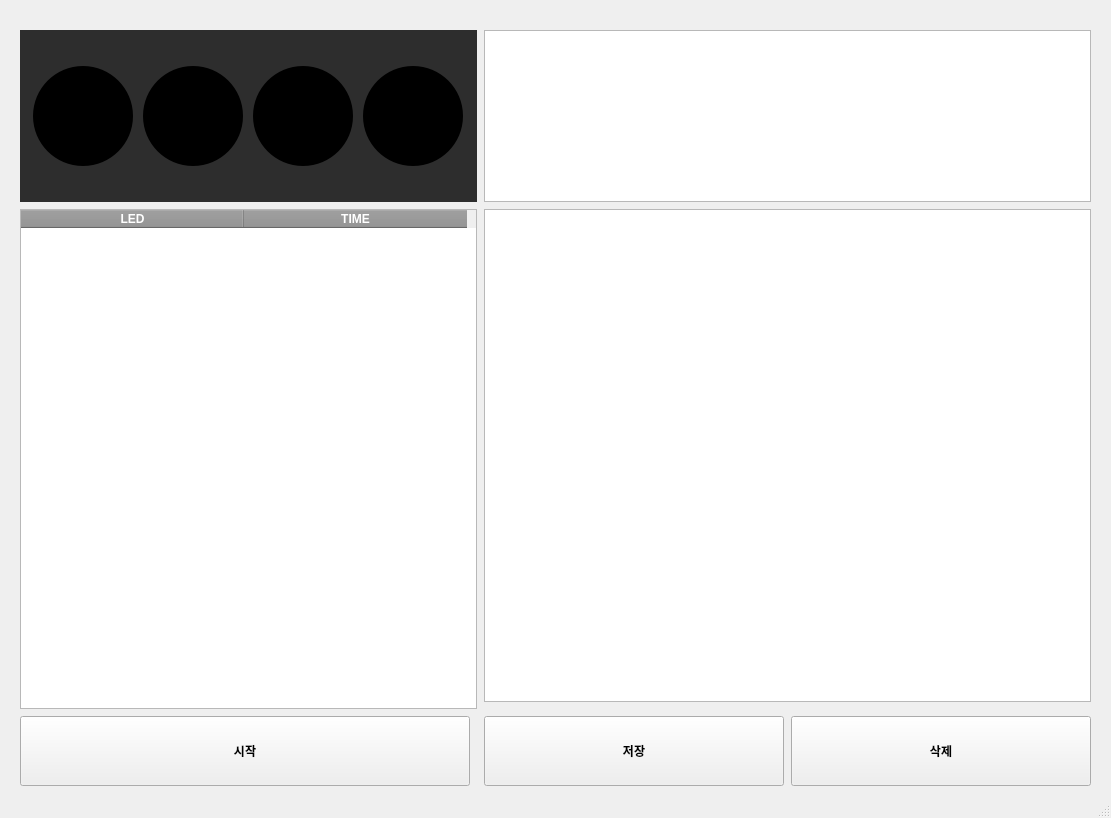
The window that traffic_ui.ui (daehyuh/TrafficLightProject) describes before a commit, drawn with Qt 5.
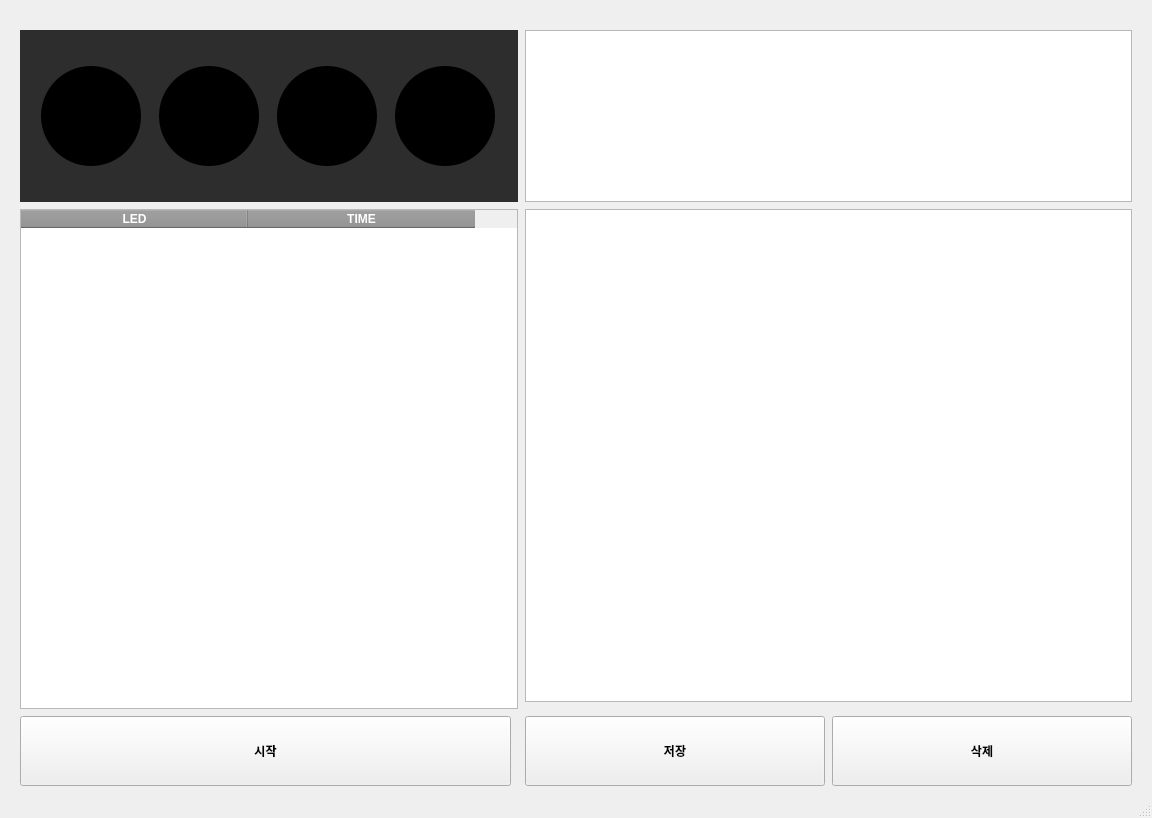
The same window after the commit. Icons and pictures are not drawn.

Patch:
```diff
--- a/traffic_ui.ui
+++ b/traffic_ui.ui
@@ -6,7 +6,7 @@
    <rect>
     <x>0</x>
     <y>0</y>
-    <width>1111</width>
+    <width>1152</width>
     <height>818</height>
    </rect>
   </property>
@@ -106,7 +106,7 @@
          <bool>false</bool>
         </attribute>
         <attribute name="horizontalHeaderDefaultSectionSize">
-         <number>223</number>
+         <number>227</number>
         </attribute>
         <attribute name="horizontalHeaderHighlightSections">
          <bool>false</bool>
```
